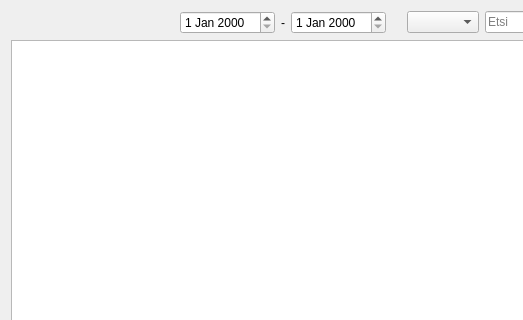
First picture: the form in kitupiikki/selaus/selauswg.ui, repository artoh/kitupiikki, before the edit; both pictures show x 0 to 523 and y 0 to 320 of the 947 by 459 pixel window.
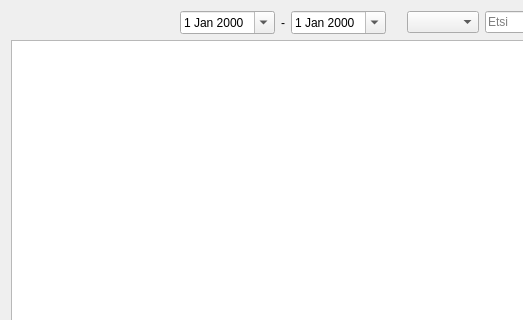
Second picture: the form after the edit.

The edit to the form file:
```diff
--- a/kitupiikki/selaus/selauswg.ui
+++ b/kitupiikki/selaus/selauswg.ui
@@ -38,7 +38,7 @@
      <item>
       <widget class="QDateEdit" name="alkuEdit">
        <property name="calendarPopup">
-        <bool>false</bool>
+        <bool>true</bool>
        </property>
       </widget>
      </item>
@@ -52,7 +52,7 @@
      <item>
       <widget class="QDateEdit" name="loppuEdit">
        <property name="calendarPopup">
-        <bool>false</bool>
+        <bool>true</bool>
        </property>
       </widget>
      </item>
```
